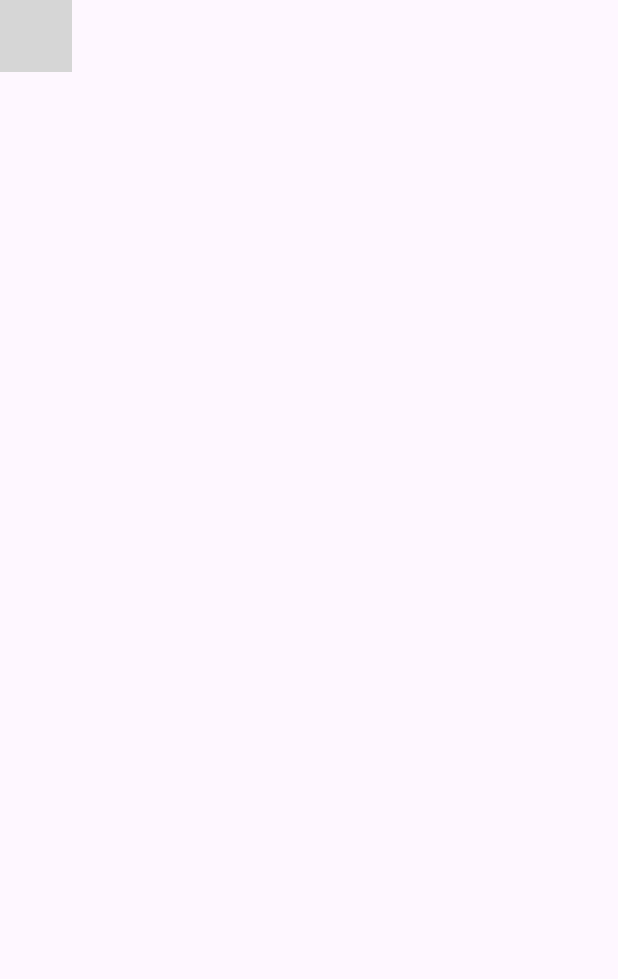
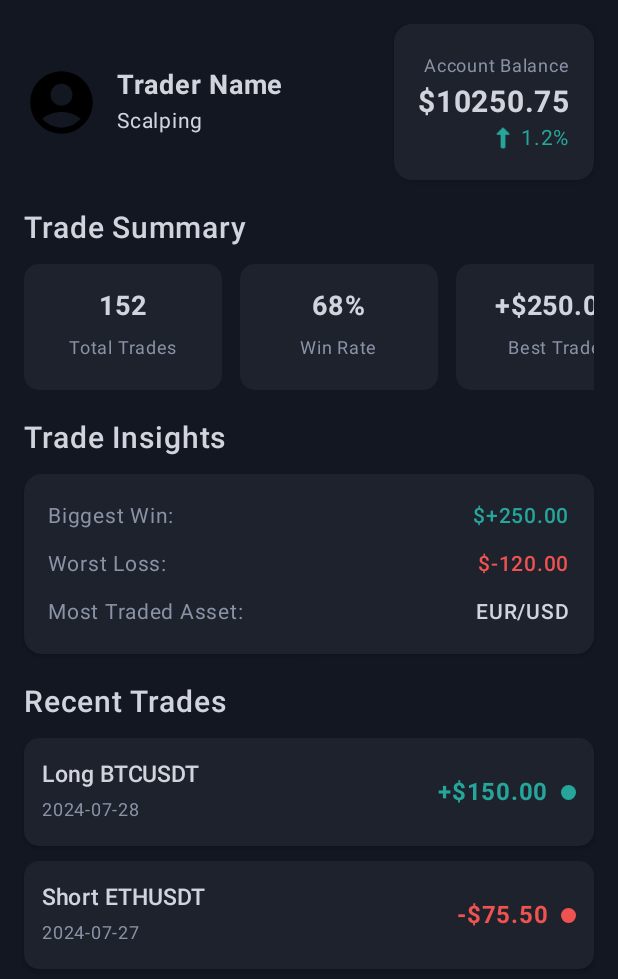
Before and after one commit to dummbroke/ProfitPath, an Android app built with Jetpack Compose: the screen it shows after launch (MainActivity), on a phone screen of 412 x 824 dp. Shown: the top 979 px of the screen. Run offline under Robolectric (Android 15) with nearby library versions, the phone set to English and light mode, and no system bars; 1 statement that could not run was skipped; grey boxes are pictures that could not be loaded.

Commit message:
Update the New UI inside the HomeSceen

```diff
--- a/app/src/main/java/com/dummbroke/profitpath/ui/home/HomeScreen.kt
+++ b/app/src/main/java/com/dummbroke/profitpath/ui/home/HomeScreen.kt
@@ -317,3 +317,152 @@ fun InsightsSectionPreview() {
         InsightsSection(TradeInsights(350.75, -150.20, "ETH/USD"))
     }
 }
+
+@Composable
+fun RecentTradeCard(trade: RecentTradeItem) {
+    Card(
+        shape = RoundedCornerShape(10.dp),
+        colors = CardDefaults.cardColors(containerColor = TradingViewDarkSurface),
+        modifier = Modifier.fillMaxWidth(),
+        elevation = CardDefaults.cardElevation(defaultElevation = 2.dp)
+    ) {
+        Row(
+            modifier = Modifier
+                .padding(12.dp)
+                .fillMaxWidth(),
+            verticalAlignment = Alignment.CenterVertically,
+            horizontalArrangement = Arrangement.SpaceBetween
+        ) {
+            Column(modifier = Modifier.weight(1f)) {
+                Text(
+                    text = trade.description,
+                    fontWeight = FontWeight.Medium,
+                    fontSize = 15.sp,
+                    color = TradingViewDarkTextPrimary
+                )
+                Text(
+                    text = trade.date,
+                    fontSize = 12.sp,
+                    color = TradingViewDarkTextSecondary
+                )
+            }
+            Spacer(modifier = Modifier.width(12.dp))
+            Text(
+                text = (if (trade.isWin) "+" else "-") + "$${"%.2f".format(kotlin.math.abs(trade.amount))}",
+                color = if (trade.isWin) TradingViewGreen else TradingViewRed,
+                fontWeight = FontWeight.Bold,
+                fontSize = 16.sp
+            )
+            Spacer(modifier = Modifier.width(8.dp))
+            Box(
+                modifier = Modifier
+                    .size(10.dp)
+                    .background(
+                        color = if (trade.isWin) TradingViewGreen else TradingViewRed,
+                        shape = CircleShape
+                    )
+            )
+        }
+    }
+}
+
+@Preview(showBackground = true)
+@Composable
+fun RecentTradeCardPreview() {
+    Surface(color = TradingViewDarkBackground, modifier = Modifier.padding(8.dp)) {
+        RecentTradeCard(RecentTradeItem("1", "2023-10-26", "Long ETH/USD", true, 150.75))
+    }
+}
+
+// Component Code:
+@Composable
+fun RecentTradesSection(recentTrades: List<RecentTradeItem>) {
+    Column {
+        Text(
+            "Recent Trades",
+            fontSize = 20.sp,
+            fontWeight = FontWeight.SemiBold,
+            color = TradingViewDarkTextPrimary,
+            modifier = Modifier.padding(bottom = 12.dp)
+        )
+        if (recentTrades.isEmpty()) {
+            Text(
+                "No recent trades to show.",
+                color = TradingViewDarkTextSecondary,
+                modifier = Modifier.align(Alignment.CenterHorizontally) // Center if empty
+            )
+        } else {
+            Column(verticalArrangement = Arrangement.spacedBy(10.dp)) {
+                recentTrades.take(5).forEach { trade -> // Display up to 5 recent trades
+                    RecentTradeCard(trade) // Using composable from Step 8
+                }
+            }
+        }
+    }
+}
+
+// Preview Code:
+@Preview(showBackground = true, name = "Recent Trades - With Data")
+@Composable
+fun RecentTradesSectionWithDataPreview() {
+    Surface(color = TradingViewDarkBackground, modifier = Modifier.padding(16.dp)) {
+        RecentTradesSection(
+            recentTrades = listOf(
+                RecentTradeItem("1", "2024-07-28", "Long BTCUSDT", true, 150.0),
+                RecentTradeItem("2", "2024-07-27", "Short ETHUSDT", false, -75.5)
+            )
+        )
+    }
+}
+
+@Preview(showBackground = true, name = "Recent Trades - Empty")
+@Composable
+fun RecentTradesSectionEmptyPreview() {
+    Surface(color = TradingViewDarkBackground, modifier = Modifier.padding(16.dp)) {
+        RecentTradesSection(recentTrades = emptyList())
+    }
+}
+
+// Component Code (using all previously defined sections):
+@Composable
+fun HomeScreen(
+    userProfile: UserProfile = UserProfile("Trader Name", "Scalping"), // Default data
+    accountBalanceInfo: AccountBalanceInfo = AccountBalanceInfo(10250.75, 1.2),
+    tradeStats: List<TradeStatItem> = listOf(
+        TradeStatItem("Total Trades", "152"),
+        TradeStatItem("Win Rate", "68%"),
+        TradeStatItem("Best Trade", "+$250.00")
+    ),
+    tradeInsights: TradeInsights = TradeInsights(250.00, -120.00, "EUR/USD"),
+    recentTrades: List<RecentTradeItem> = listOf(
+        RecentTradeItem("1", "2024-07-28", "Long BTCUSDT", true, 150.0),
+        RecentTradeItem("2", "2024-07-27", "Short ETHUSDT", false, -75.5)
+    )
+) {
+    Surface(
+        modifier = Modifier.fillMaxSize(),
+        color = TradingViewDarkBackground
+    ) {
+        LazyColumn(
+            modifier = Modifier
+                .fillMaxSize()
+                .padding(16.dp),
+            verticalArrangement = Arrangement.spacedBy(20.dp) // Space between sections
+        ) {
+            item { HeaderSection(userProfile, accountBalanceInfo) }
+            item { StatsSection(tradeStats) }
+            item { InsightsSection(tradeInsights) }
+            item { RecentTradesSection(recentTrades) }
+        }
+    }
+}
+
+// Preview Code (copied from original, adapted for dark mode via uiMode):
+@Preview(showBackground = true, uiMode = android.content.res.Configuration.UI_MODE_NIGHT_YES)
+@Composable
+fun HomeScreenPreview() {
+    // If you have a ProfitPathTheme, wrap HomeScreen with it:
+    // ProfitPathTheme {
+    HomeScreen() // Uses the default data provided in HomeScreen's parameters
+    // }
+}
```
